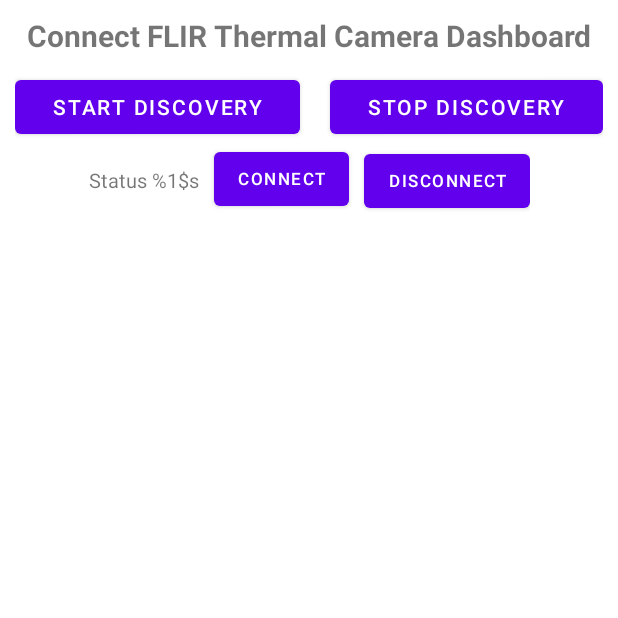
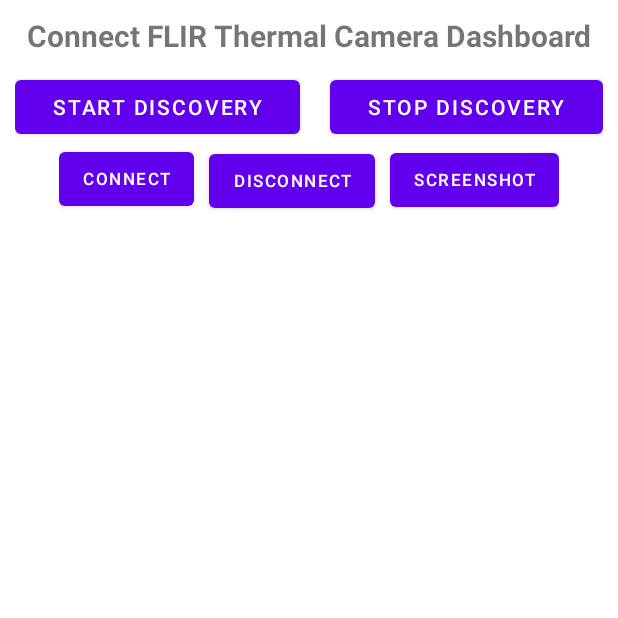
Before and after one commit to cthacker-udel/ThermalCameraApplication, an Android app: the FlirActivity screen opened directly, with no data from a screen before it, on a phone screen of 412 x 824 dp, the top half of it. Run offline under Robolectric (Android 15) with nearby library versions, the phone set to English and light mode, and no system bars; libraries missing offline, so code that uses them is left out: com.flir.thermalsdk; 2 statements that could not run were skipped.

Commit message:
Added screenshot functionality

```diff
--- a/app/src/main/res/layout/activity_flir.xml
+++ b/app/src/main/res/layout/activity_flir.xml
@@ -58,19 +58,6 @@
         android:id="@+id/connect_panel"
         >
 
-        <TextView
-            android:id="@+id/discovery_status"
-            android:layout_width="wrap_content"
-            android:layout_height="match_parent"
-            android:layout_gravity="center_vertical"
-            android:gravity="center_vertical"
-            android:text="@string/discovery_status_text"
-            android:textSize="13sp"
-            app:layout_constraintStart_toStartOf="parent"
-            app:layout_constraintTop_toTopOf="parent"
-            android:layout_marginEnd="10dp"
-            />
-
         <Button
             android:id="@+id/connect_flir_one"
             android:layout_width="wrap_content"
@@ -92,6 +79,15 @@
             app:layout_constraintStart_toStartOf="@+id/connect_flir_one"
             app:layout_constraintTop_toBottomOf="@+id/connect_flir_one"
             android:layout_marginStart="10dp" />
+        <Button
+            android:layout_width="wrap_content"
+            android:layout_height="wrap_content"
+            android:text="@string/flir_activity_screenshot"
+            android:layout_gravity="center_vertical"
+            android:layout_marginStart="10dp"
+            android:textSize="11sp"
+            android:id="@+id/flir_screenshot_button"
+            />
     </LinearLayout>
 
 
--- a/app/src/main/res/values/strings.xml
+++ b/app/src/main/res/values/strings.xml
@@ -68,4 +68,5 @@
     <string name="title_activity_flir">FlirActivity</string>
     <string name="flir_activity_image_description">image with IR and visual data mixed</string>
     <string name="flir_activity_original_image_description">image with only visual image</string>
+    <string name="flir_activity_screenshot">Screenshot</string>
 </resources>
```
Also changed, not shown: app/src/main/java/com/example/thermalapplication/FlirActivity.java (+95 -5 lines).
